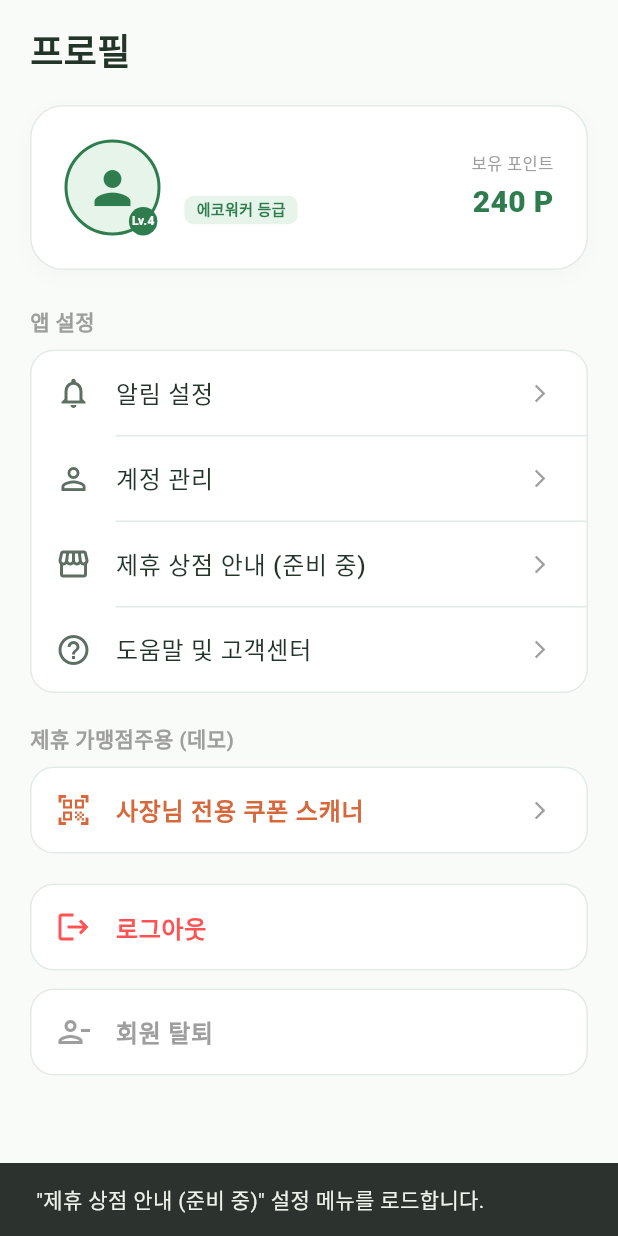
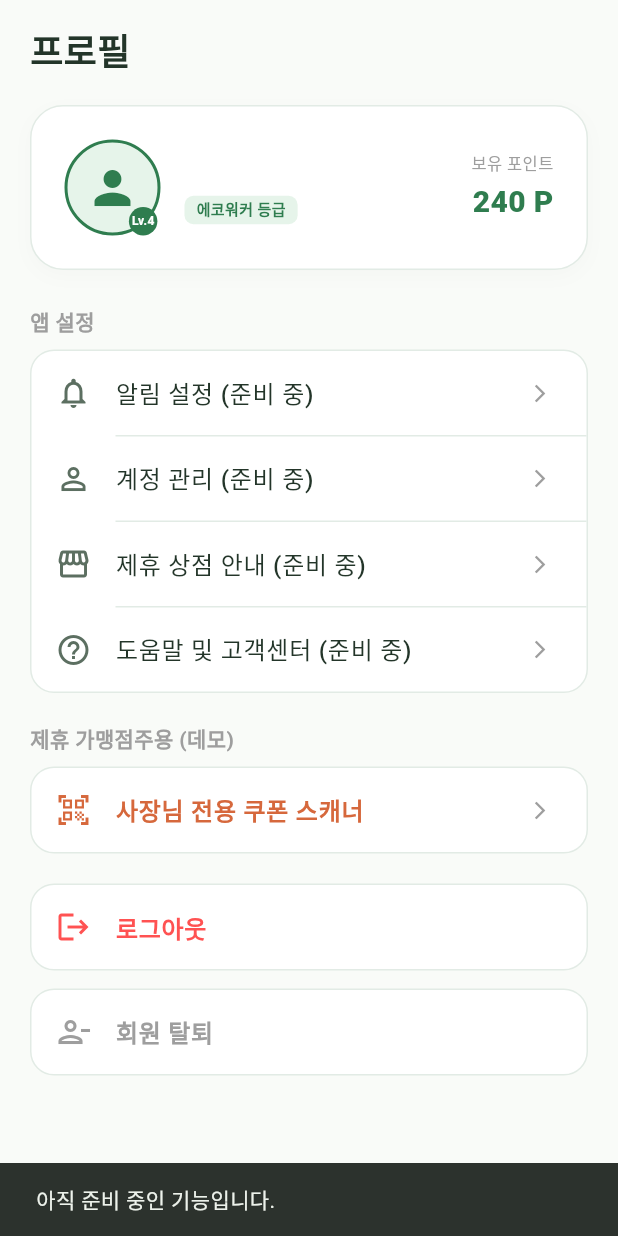
Before and after one commit to kmk0531/clean-trail, a Flutter app: the ProfileScreen widget shown alone on an empty page, opened directly with empty values, after a tap on "제휴 상점 안내 (준비 중)", on a phone screen of 412 x 824 dp. Run offline on Flutter 3.47's test engine with Material 3 defaults, Android fonts, the phone set to English and light mode, and no system bars; our stand-ins replace cloud_firestore, firebase_auth, firebase_core, google_sign_in, image_picker, permission_handler; missing offline and left inert: flutter_naver_map, tflite_flutter; accounts and stored records are empty; Roboto replaces fonts that are missing (-apple-system).

Commit message:
fix: 미구현 프로필 메뉴에 "준비 중" 표기 추가
QA에서 "알림 설정 / 계정 관리 / 도움말 및 고객센터" 탭 시 설정 화면이
안 뜬다는 오류로 보고됐으나, 실제로는 버그가 아니라 애초에 화면 전환
없이 스낵바만 뜨는 미구현 상태였다 (프로토타입 단계에서 자리만 잡아둔
채 남아있었음).

지금 이 세 화면을 새로 구현하기보다, 아직 준비되지 않은 기능임을
명확히 표시해 "고장난 것"으로 오인되지 않도록 한다:

- 메뉴 라벨에 모두 "(준비 중)" 추가
- 탭 시 뜨는 스낵바 문구를 "설정 메뉴를 로드합니다"(진행 중인 것처럼
  들림)에서 "아직 준비 중인 기능입니다"로 정정

versionCode 1.0.0+5 → 1.0.0+6으로 올려 재빌드.
flutter analyze 0 issues 확인.

Co-Authored-By: Claude Sonnet 5 <noreply@anthropic.com>

```diff
--- a/clean_trail/lib/screens/profile_screen.dart
+++ b/clean_trail/lib/screens/profile_screen.dart
@@ -179,13 +179,13 @@ class ProfileScreen extends StatelessWidget {
               clipBehavior: Clip.antiAlias,
               child: Column(
                 children: [
-                  _buildSettingRow(context, Icons.notifications_none, '알림 설정'),
+                  _buildSettingRow(context, Icons.notifications_none, '알림 설정 (준비 중)'),
                   _buildDivider(),
-                  _buildSettingRow(context, Icons.person_outline, '계정 관리'),
+                  _buildSettingRow(context, Icons.person_outline, '계정 관리 (준비 중)'),
                   _buildDivider(),
                   _buildSettingRow(context, Icons.storefront_outlined, '제휴 상점 안내 (준비 중)'),
                   _buildDivider(),
-                  _buildSettingRow(context, Icons.help_outline, '도움말 및 고객센터'),
+                  _buildSettingRow(context, Icons.help_outline, '도움말 및 고객센터 (준비 중)'),
                 ],
               ),
             ),
@@ -305,7 +305,7 @@ class ProfileScreen extends StatelessWidget {
       trailing: const Icon(Icons.arrow_forward_ios, size: 14, color: Colors.grey),
       onTap: () {
         ScaffoldMessenger.of(context).showSnackBar(
-          SnackBar(content: Text('"$title" 설정 메뉴를 로드합니다.')),
+          const SnackBar(content: Text('아직 준비 중인 기능입니다.')),
         );
       },
     );
--- a/clean_trail/pubspec.yaml
+++ b/clean_trail/pubspec.yaml
@@ -16,7 +16,7 @@ publish_to: 'none' # Remove this line if you wish to publish to pub.dev
 # https://developer.apple.com/library/archive/documentation/General/Reference/InfoPlistKeyReference/Articles/CoreFoundationKeys.html
 # In Windows, build-name is used as the major, minor, and patch parts
 # of the product and file versions while build-number is used as the build suffix.
-version: 1.0.0+5
+version: 1.0.0+6
 
 environment:
   sdk: '>=3.12.0 <4.0.0'
```
